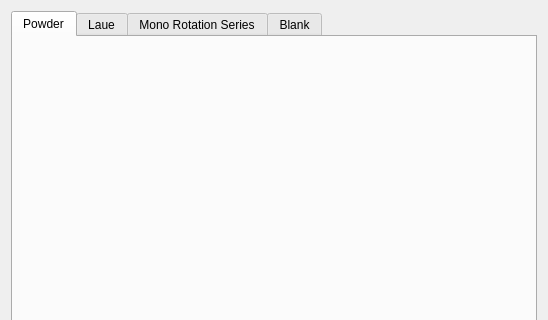
The window that hexrd/ui/resources/ui/overlay_editor.ui (HEXRD/hexrdgui) describes before a commit, drawn with Qt 5; both pictures show x 0 to 548 and y 0 to 320 of the 548 by 600 pixel window.
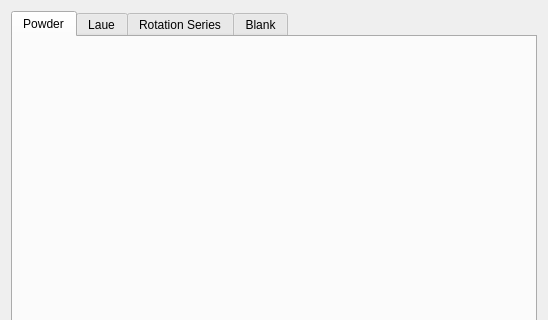
The same window after the commit.

Commit message:
Rename MonoRotationSeries => RotationSeries
We can remove the "Mono" part because it is implied in our work. This
reduces the number of lines and simplifies the code.

```diff
--- a/hexrd/ui/resources/ui/overlay_editor.ui
+++ b/hexrd/ui/resources/ui/overlay_editor.ui
@@ -57,7 +57,7 @@
      </widget>
      <widget class="QWidget" name="mono_rotation_series_tab">
       <attribute name="title">
-       <string>Mono Rotation Series</string>
+       <string>Rotation Series</string>
       </attribute>
       <layout class="QGridLayout" name="gridLayout_3">
        <item row="0" column="0">
```
Left out of the diff: 4 changed lines with no effect on the pictures. The commit also changes 10 other files.
